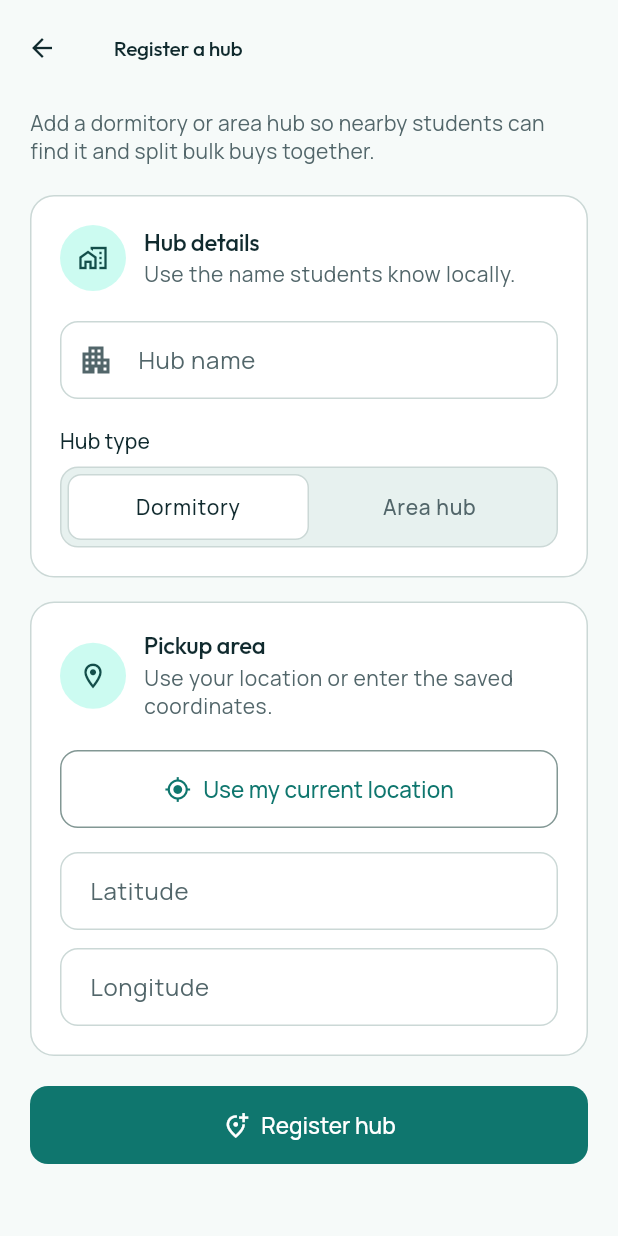
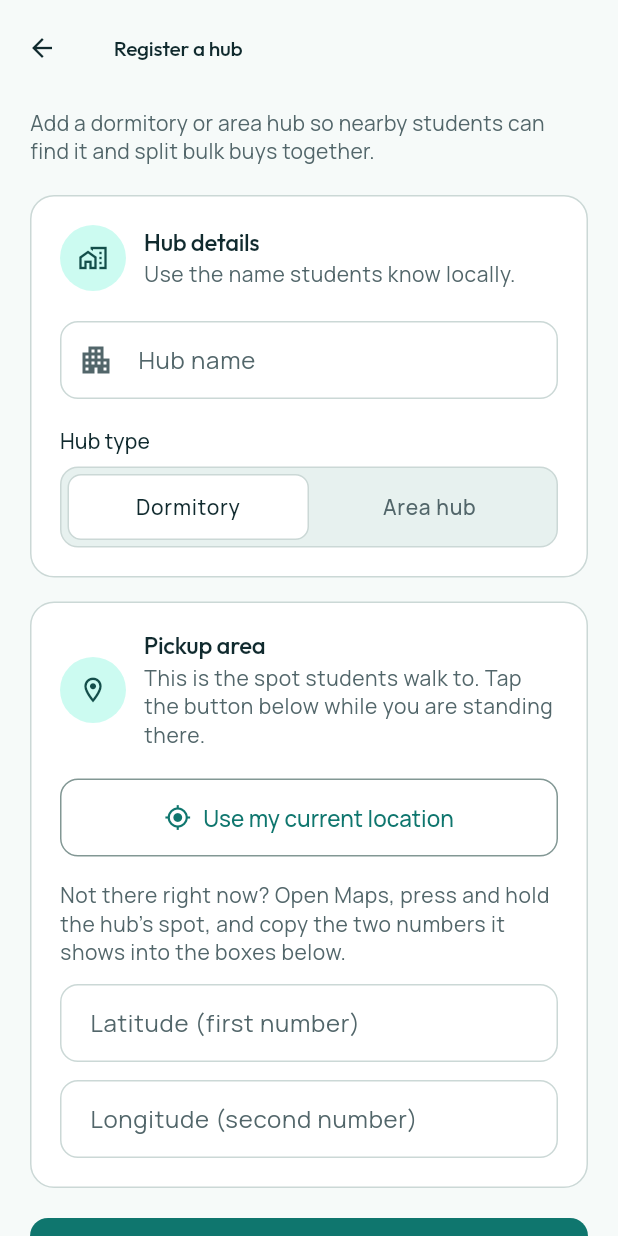
Before and after one commit to MLD-cmd/bulk-buying-companion, a Flutter app: the JoinHubScreen screen opened directly, after a tap on the "add location alt" icon, on a phone screen of 412 x 824 dp. Run offline on Flutter 3.47's test engine with Material 3 defaults, Android fonts, the light colour scheme and no system bars; our stand-ins replace flutter_dotenv, geolocator, supabase_flutter; accounts and stored records are empty.

Commit message:
fix: tell students what the hub flows are actually doing
Four gaps, all of them things the UI knew but did not say:

- Split Board, Join Hub and Profile showed loading with no accessible
  name, so a screen reader announced nothing while they loaded.
- A failed hub directory read was swallowed and replaced with an empty
  list, so duplicate detection silently checked against nothing. The
  failure must not block registration -- the database key is the real
  guard -- so it now says the check is degraded and offers a retry.
- The coordinate fallback asks for latitude and longitude, which nobody
  knows for the dorm they live in. Says where the numbers come from.
- Registering a hub reported "is now on the hub list" even when the
  directory reload failed. It now names which of the two happened.

```diff
--- a/lib/ui/hub/create_hub_screen.dart
+++ b/lib/ui/hub/create_hub_screen.dart
@@ -102,6 +102,19 @@ class _CreateHubScreenState extends State<CreateHubScreen> {
                               color: theme.colorScheme.onSurfaceVariant,
                             ),
                           ),
+                          if (viewModel.duplicateCheckUnavailable) ...[
+                            const SizedBox(height: 16),
+                            AppBanner.notice(
+                              key: const Key('hub-duplicate-check-warning'),
+                              message:
+                                  'Couldn’t load the hub list, so we can’t check '
+                                  'whether this hub is already registered. You '
+                                  'can still register it.',
+                              icon: Icons.cloud_off_outlined,
+                              actionLabel: 'Retry',
+                              onAction: viewModel.retryDuplicateCheck,
+                            ),
+                          ],
                           const SizedBox(height: 20),
                           AppFormSection(
                             title: 'Hub details',
@@ -141,7 +154,8 @@ class _CreateHubScreenState extends State<CreateHubScreen> {
                           AppFormSection(
                             title: 'Pickup area',
                             description:
-                                'Use your location or enter the saved coordinates.',
+                                'This is the spot students walk to. Tap the '
+                                'button below while you are standing there.',
                             icon: Icons.location_on_outlined,
                             children: [
                               _UseMyLocationButton(
@@ -158,6 +172,18 @@ class _CreateHubScreenState extends State<CreateHubScreen> {
                                 ),
                               ],
                               const SizedBox(height: 16),
+                              // The manual path asks for latitude and longitude,
+                              // which nobody knows off-hand for the dorm they
+                              // live in. Say where the numbers come from.
+                              Text(
+                                'Not there right now? Open Maps, press and hold '
+                                'the hub’s spot, and copy the two numbers it '
+                                'shows into the boxes below.',
+                                style: theme.textTheme.bodySmall?.copyWith(
+                                  color: theme.colorScheme.onSurfaceVariant,
+                                ),
+                              ),
+                              const SizedBox(height: 12),
                               _CoordinateFields(
                                 latitudeController: _latitudeController,
                                 longitudeController: _longitudeController,
@@ -465,7 +491,7 @@ class _CoordinateFields extends StatelessWidget {
               signed: true,
             ),
             decoration: const InputDecoration(
-              labelText: 'Latitude',
+              labelText: 'Latitude (first number)',
               hintText: '10.2954',
             ),
             validator: validateLatitude,
@@ -483,7 +509,7 @@ class _CoordinateFields extends StatelessWidget {
               signed: true,
             ),
             decoration: const InputDecoration(
-              labelText: 'Longitude',
+              labelText: 'Longitude (second number)',
               hintText: '123.8969',
             ),
             validator: validateLongitude,
--- a/lib/ui/hub/create_hub_viewmodel.dart
+++ b/lib/ui/hub/create_hub_viewmodel.dart
@@ -29,6 +29,7 @@ class CreateHubViewModel extends ChangeNotifier {
   String? _errorMessage;
   Coordinates? _capturedLocation;
   bool _disposed = false;
+  bool _duplicateCheckUnavailable = false;
 
   List<Hub> get existingHubs => _existingHubs;
   bool get isLocating => _isLocating;
@@ -36,22 +37,36 @@ class CreateHubViewModel extends ChangeNotifier {
   String? get locationError => _locationError;
   String? get errorMessage => _errorMessage;
 
+  /// True when the hub directory could not be read, so [duplicateErrorFor] is
+  /// checking against nothing. Registration still works — the database rejects
+  /// a true duplicate — but the student should know the check is degraded.
+  bool get duplicateCheckUnavailable => _duplicateCheckUnavailable;
+
   /// Set when "Use my current location" succeeds, so the screen can push the
   /// values into its coordinate fields. The student can still edit them.
   Coordinates? get capturedLocation => _capturedLocation;
 
   Future<void> _loadExistingHubs() async {
     late final List<Hub> hubs;
+    var failed = false;
     try {
       hubs = await _hubRepository.getHubs();
     } catch (_) {
       // A failed directory load only weakens duplicate detection; it must not
       // block registration. The database's primary key is the real guard.
       hubs = const [];
+      failed = true;
     }
     if (_disposed) return;
     _existingHubs = hubs;
+    _duplicateCheckUnavailable = failed;
     notifyListeners();
+  }
+
+  /// Retries the directory load behind [duplicateCheckUnavailable].
+  Future<void> retryDuplicateCheck() async {
+    if (_disposed || _isSubmitting) return;
+    await _loadExistingHubs();
   }
 
   String? validateName(String? value) {
--- a/lib/ui/hub/join_hub_screen.dart
+++ b/lib/ui/hub/join_hub_screen.dart
@@ -101,7 +101,14 @@ class _JoinHubScreenState extends State<JoinHubScreen> {
         child: Consumer<JoinHubViewModel>(
           builder: (context, viewModel, _) {
             if (viewModel.isLoading) {
-              return const Center(child: CircularProgressIndicator());
+              return Center(
+                child: Semantics(
+                  key: const Key('join-hub-loading'),
+                  liveRegion: true,
+                  label: 'Loading hubs',
+                  child: ExcludeSemantics(child: CircularProgressIndicator()),
+                ),
+              );
             }
 
             if (viewModel.directoryErrorMessage != null &&
@@ -312,6 +319,21 @@ Future<void> _registerHub(BuildContext context) async {
   if (hub == null) return;
 
   await viewModel.refresh();
+
+  // The hub is registered either way — only the directory reload can fail. Say
+  // which of the two happened rather than reporting a list that may be stale.
+  if (viewModel.directoryErrorMessage != null) {
+    messenger.showSnackBar(
+      SnackBar(
+        content: Text(
+          '${hub.name} was registered, but the hub list didn’t reload.',
+        ),
+        action: SnackBarAction(label: 'Retry', onPressed: viewModel.refresh),
+      ),
+    );
+    return;
+  }
+
   messenger.showSnackBar(
     SnackBar(content: Text('${hub.name} is now on the hub list.')),
   );
```
Also changed, not shown: lib/ui/profile/profile_screen.dart (+9 -1 lines), lib/ui/split_board/split_board_screen.dart (+8 -1 lines), 1 other file.
